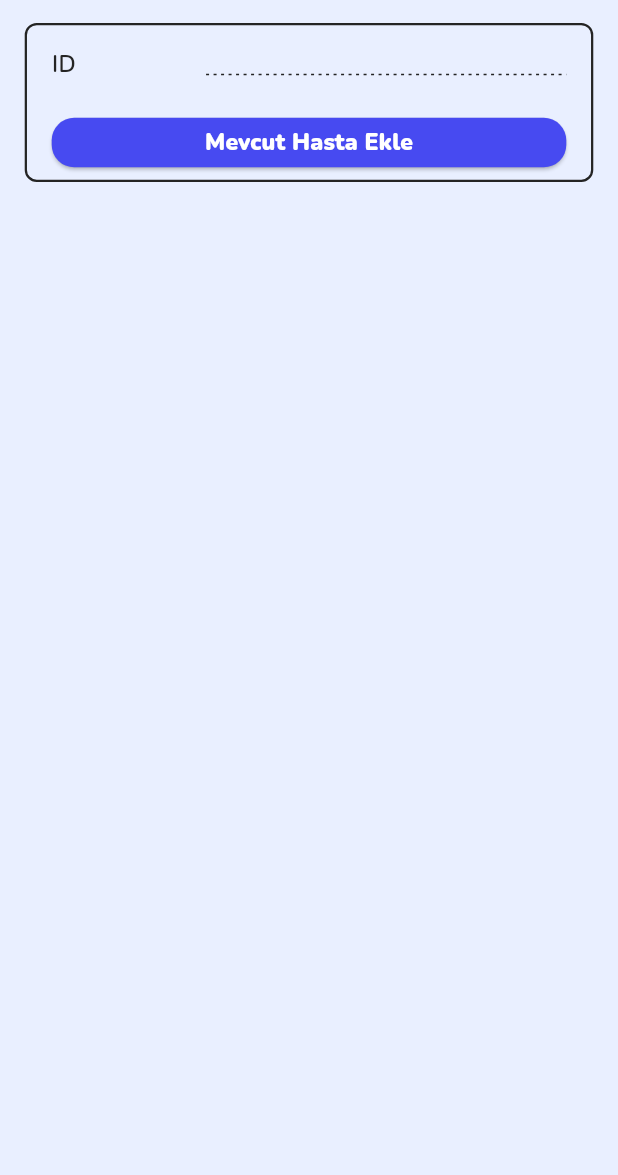
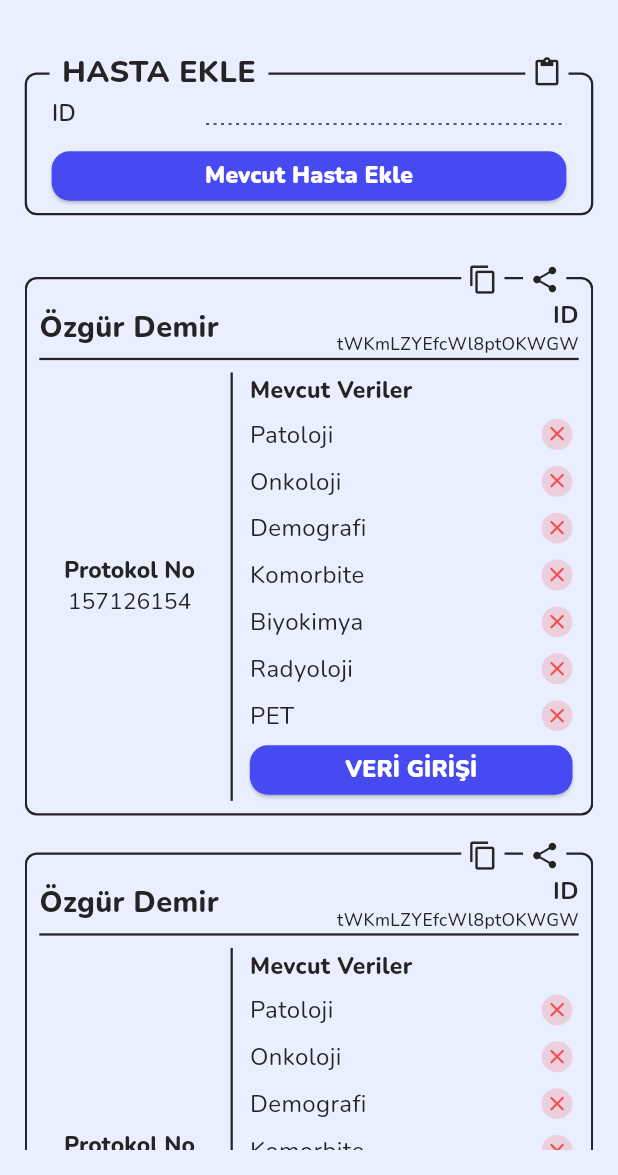
Before and after one commit to kdagdeviren/HIP-Android, a Flutter app: the PatientAllListPage screen opened by its route, on a phone screen of 412 x 824 dp, the part 61-1236 px from its top. Run offline on Flutter 3.47's test engine with Material 3 defaults, Android fonts, the phone set to English and light mode, and no system bars; drawn by our look-alikes of dotted_border; our stand-ins replace cloud_firestore, firebase_auth, firebase_core, logger, responsive_sizer; missing offline and left inert: smart_popup; accounts and stored records are empty.

Commit message:
Patient List Template

```diff
--- a/lib/features/patient/presentation/view/patient_add_page.dart
+++ b/lib/features/patient/presentation/view/patient_add_page.dart
@@ -4,10 +4,10 @@ import 'package:flutter_medical_data_app/core/theme/text_theme.dart';
 import 'package:flutter_medical_data_app/core/theme/theme_color.dart';
 import 'package:flutter_medical_data_app/features/patient/presentation/viewmodel/patient_add_viewmodel.dart';
 import 'package:flutter_medical_data_app/features/patient/presentation/viewmodel/patient_view_model.dart';
-import 'package:flutter_medical_data_app/features/patient/presentation/widgets/information_box.dart';
+import 'package:flutter_medical_data_app/features/patient/presentation/widgets/information_box/information_box.dart';
 import 'package:flutter_medical_data_app/features/patient/presentation/widgets/page_information_box.dart';
 import 'package:flutter_medical_data_app/features/patient/presentation/widgets/patient_app_bar.dart';
-import 'package:flutter_medical_data_app/features/patient/presentation/widgets/text_field_list_tile.dart';
+import 'package:flutter_medical_data_app/features/patient/presentation/widgets/information_box/text_field_list_tile.dart';
 import 'package:flutter_medical_data_app/shared/widgets/main_button.dart';
 import 'package:provider/provider.dart';
 import 'package:responsive_sizer/responsive_sizer.dart';
@@ -46,7 +46,7 @@ class PatientAddPage extends StatelessWidget {
                     children: [
                       InformationBox(
                         title: "HASTA",
-                        showCopy: false,
+                        showCopy: true,
                         textFieldListTiles: [
                           TextFieldListTile(
                             title: "Adı",
--- a/lib/features/patient/presentation/view/patient_all_list_page.dart
+++ b/lib/features/patient/presentation/view/patient_all_list_page.dart
@@ -1,10 +1,9 @@
 import 'package:flutter/material.dart';
 import 'package:flutter_medical_data_app/core/constants/paddings.dart';
 import 'package:flutter_medical_data_app/features/patient/presentation/viewmodel/patient_add_viewmodel.dart';
-import 'package:flutter_medical_data_app/features/patient/presentation/widgets/information_box.dart';
+import 'package:flutter_medical_data_app/features/patient/presentation/widgets/patient_list/page_list_tile/patient_list_tile.dart';
 import 'package:flutter_medical_data_app/features/patient/presentation/widgets/patient_app_bar.dart';
-import 'package:flutter_medical_data_app/features/patient/presentation/widgets/text_field_list_tile.dart';
-import 'package:flutter_medical_data_app/shared/widgets/main_button.dart';
+import 'package:flutter_medical_data_app/features/patient/presentation/widgets/patient_list/patient_add_list.dart';
 import 'package:provider/provider.dart';
 import 'package:responsive_sizer/responsive_sizer.dart';
 
@@ -24,30 +23,28 @@ class PatientAllListPage extends StatelessWidget {
           children: [
             Consumer<PatientAddViewmodel>(
               builder: (context, viewModel, _) {
-                return Column(
-                  children: [
-                    InformationBox(
-                      showCopy: false,
-                      padding: EdgeInsets.only(
-                        top: 1.h,
-                        bottom: 1.h,
-                        left: 4.w,
-                        right: 4.w,
+                return Expanded(
+                  child: Column(
+                    children: [
+                      SizedBox(height: 4.h),
+                      PatientAddList(idController: idController),
+                      SizedBox(height: 3.h),
+                      Expanded(
+                        child: ListView.builder(
+                          padding: EdgeInsets.zero,
+                          itemBuilder: (context, index) {
+                            return Column(
+                              children: [
+                                if (index == 0) SizedBox(height: 2.h),
+                                PatientListTile(),
+                              ],
+                            );
+                          },
+                          itemCount: 2,
+                        ),
                       ),
-                      textFieldListTiles: [
-                        TextFieldListTile(
-                          title: "ID",
-                          controller: idController,
-                        ),
-                      ],
-                      buttonWidget: SecondButton(
-                        buttonText: "Mevcut Hasta Ekle",
-                        onPressed: () {},
-                        height: 4.h,
-                      ),
-                    ),
-                    SizedBox(height: 3.h),
-                  ],
+                    ],
+                  ),
                 );
               },
             ),
--- a/lib/features/patient/presentation/widgets/information_box.dart
+++ b/lib/features/patient/presentation/widgets/information_box/information_box.dart
@@ -2,44 +2,52 @@ import 'package:flutter/material.dart';
 import 'package:flutter_medical_data_app/core/constants/box_decorations.dart';
 import 'package:flutter_medical_data_app/core/theme/text_theme.dart';
 import 'package:flutter_medical_data_app/core/theme/theme_color.dart';
-import 'package:flutter_medical_data_app/features/patient/presentation/widgets/fixed_list_tile.dart';
-import 'package:flutter_medical_data_app/features/patient/presentation/widgets/text_field_list_tile.dart';
+import 'package:flutter_medical_data_app/features/patient/presentation/widgets/information_box/fixed_list_tile.dart';
+import 'package:flutter_medical_data_app/features/patient/presentation/widgets/information_box/text_field_list_tile.dart';
 import 'package:responsive_sizer/responsive_sizer.dart';
 
 class InformationBox extends StatelessWidget {
   const InformationBox({
     super.key,
     this.title,
+    this.showPaste = false,
     required this.showCopy,
     this.padding,
     this.innerPadding,
     this.fixedListTiles,
     this.textFieldListTiles,
     this.buttonWidget,
+    this.customWidget,
   });
 
   final String? title;
   final bool showCopy;
+  final bool showPaste;
   final EdgeInsets? padding;
   final EdgeInsets? innerPadding;
   final List<FixedListTile>? fixedListTiles;
   final List<TextFieldListTile>? textFieldListTiles;
   final Widget? buttonWidget;
+  final Widget? customWidget;
 
   @override
   Widget build(BuildContext context) {
     return Stack(
       clipBehavior: Clip.none,
       children: [
+        if (customWidget != null)
+          customWidget!
+        else
           Container(
             width: double.infinity,
             padding:
-              padding ?? EdgeInsets.symmetric(horizontal: 4.w, vertical: 1.2.h),
+                padding ??
+                EdgeInsets.symmetric(horizontal: 4.w, vertical: 1.2.h),
             decoration: borderDecoration,
             child: Column(
               children: [
-              fixedListTiles != null
-                  ? Column(
+                if (fixedListTiles != null)
+                  Column(
                     children: fixedListTiles!
                         .map(
                           (e) => Padding(
@@ -48,10 +56,9 @@ class InformationBox extends StatelessWidget {
                           ),
                         )
                         .toList(),
-                    )
-                  : SizedBox.shrink(),
-              textFieldListTiles != null
-                  ? Column(
+                  ),
+                if (textFieldListTiles != null)
+                  Column(
                     children: textFieldListTiles!
                         .map(
                           (e) => Padding(
@@ -60,18 +67,18 @@ class InformationBox extends StatelessWidget {
                           ),
                         )
                         .toList(),
-                    )
-                  : SizedBox.shrink(),
-              if (buttonWidget != null) SizedBox(height: 1.5.h),
+                  ),
+                if (buttonWidget != null) SizedBox(height: 0.2.h),
                 buttonWidget ?? SizedBox.shrink(),
               ],
             ),
           ),
         Positioned(
-          top: -1.8.h,
+          top: title != null ? -1.8.h : -1.8.h,
           left: 0,
           right: 0,
-          child: Padding(
+          child: Container(
+            height: 3.6.h,
             padding: EdgeInsets.symmetric(horizontal: 4.w),
             child: Row(
               mainAxisAlignment: MainAxisAlignment.spaceBetween,
@@ -107,15 +114,16 @@ class InformationBox extends StatelessWidget {
                               borderRadius: BorderRadius.circular(3),
                               onTap: () {},
                               child: Icon(
-                                Icons.copy,
+                                !showPaste ? Icons.copy : Icons.paste,
                                 size: 2.5.h,
                                 color: AppColors.text,
                               ),
                             ),
                           ),
                         ),
-                        SizedBox(width: 3.w),
-                        Container(
+                        if (!showPaste) SizedBox(width: 3.w),
+                        !showPaste
+                            ? Container(
                                 padding: EdgeInsets.symmetric(horizontal: 1.w),
                                 color: AppColors.background,
                                 height: 3.6.h,
@@ -131,7 +139,8 @@ class InformationBox extends StatelessWidget {
                                     ),
                                   ),
                                 ),
-                        ),
+                              )
+                            : SizedBox.shrink(),
                       ],
                     ),
                   ),
--- /dev/null
+++ b/lib/features/patient/presentation/widgets/patient_list/page_list_tile/medical_data_tile/Icons/circular_error_icon.dart
@@ -0,0 +1,20 @@
+import 'package:flutter/material.dart';
+import 'package:flutter_medical_data_app/core/theme/theme_color.dart';
+import 'package:responsive_sizer/responsive_sizer.dart';
+
+class CircularErrorIcon extends StatelessWidget {
+  const CircularErrorIcon({super.key});
+
+  @override
+  Widget build(BuildContext context) {
+    return Container(
+      height: 2.5.h,
+      width: 2.5.h,
+      decoration: BoxDecoration(
+        color: AppColors.error.withAlpha(50),
+        borderRadius: BorderRadius.circular(20),
+      ),
+      child: Icon(Icons.close_rounded, size: 2.h, color: AppColors.error),
+    );
+  }
+}
--- /dev/null
+++ b/lib/features/patient/presentation/widgets/patient_list/page_list_tile/medical_data_tile/Icons/circular_icon_enum.dart
@@ -0,0 +1,16 @@
+import 'package:flutter/material.dart';
+import 'circular_error_icon.dart';
+import 'circular_success_icon.dart';
+
+enum CircularIconEnum { error, success }
+
+extension CircularIconEnumExtension on CircularIconEnum {
+  Widget get widget {
+    switch (this) {
+      case CircularIconEnum.error:
+        return const CircularErrorIcon();
+      case CircularIconEnum.success:
+        return const CircularSuccessIcon();
+    }
+  }
+}
--- /dev/null
+++ b/lib/features/patient/presentation/widgets/patient_list/page_list_tile/medical_data_tile/Icons/circular_success_icon.dart
@@ -0,0 +1,20 @@
+import 'package:flutter/material.dart';
+import 'package:flutter_medical_data_app/core/theme/theme_color.dart';
+import 'package:responsive_sizer/responsive_sizer.dart';
+
+class CircularSuccessIcon extends StatelessWidget {
+  const CircularSuccessIcon({super.key});
+
+  @override
+  Widget build(BuildContext context) {
+    return Container(
+      height: 2.5.h,
+      width: 2.5.h,
+      decoration: BoxDecoration(
+        color: AppColors.success.withAlpha(50),
+        borderRadius: BorderRadius.circular(20),
+      ),
+      child: Icon(Icons.check_rounded, size: 2.h, color: AppColors.success),
+    );
+  }
+}
--- /dev/null
+++ b/lib/features/patient/presentation/widgets/patient_list/page_list_tile/medical_data_tile/medical_data_tile.dart
@@ -0,0 +1,25 @@
+import 'package:flutter/material.dart';
+import 'package:flutter_medical_data_app/core/theme/text_theme.dart';
+import 'package:flutter_medical_data_app/features/patient/presentation/widgets/patient_list/page_list_tile/medical_data_tile/Icons/circular_icon_enum.dart';
+
+class MedicalDataTile extends StatelessWidget {
+  const MedicalDataTile({super.key, required this.title, required this.icon});
+
+  final String title;
+  final Widget icon;
+
+  @override
+  Widget build(BuildContext context) {
+    return Row(
+      mainAxisAlignment: MainAxisAlignment.spaceBetween,
+      children: [
+        Text(
+          title,
+          textAlign: TextAlign.left,
+          style: AppTextStyles.nunitoRegular20,
+        ),
+        CircularIconEnum.error.widget,
+      ],
+    );
+  }
+}
--- /dev/null
+++ b/lib/features/patient/presentation/widgets/patient_list/page_list_tile/patient_list_tile.dart
@@ -0,0 +1,63 @@
+import 'package:flutter/material.dart';
+import 'package:flutter_medical_data_app/core/constants/box_decorations.dart';
+import 'package:flutter_medical_data_app/core/theme/theme_color.dart';
+import 'package:flutter_medical_data_app/features/patient/presentation/widgets/information_box/information_box.dart';
+import 'package:flutter_medical_data_app/features/patient/presentation/widgets/patient_list/page_list_tile/patient_list_tile_top.dart';
+import 'package:flutter_medical_data_app/features/patient/presentation/widgets/patient_list/page_list_tile/patient_medical_data.dart';
+import 'package:flutter_medical_data_app/features/patient/presentation/widgets/patient_list/page_list_tile/protocol_widget.dart';
+import 'package:responsive_sizer/responsive_sizer.dart';
+
+class PatientListTile extends StatelessWidget {
+  const PatientListTile({super.key});
+
+  @override
+  Widget build(BuildContext context) {
+    return Column(
+      children: [
+        Container(
+          decoration: borderDecoration,
+          child: Column(
+            children: [
+              InformationBox(
+                showCopy: true,
+                customWidget: Padding(
+                  padding: EdgeInsets.only(
+                    top: 1.5.h,
+                    bottom: 1.h,
+                    left: 2.w,
+                    right: 2.w,
+                  ),
+                  child: Column(
+                    children: [
+                      //Patient information for name, surname and ID
+                      PatientListTileTop(),
+                      Container(height: 1.5, color: AppColors.text),
+                      SizedBox(height: 1.h),
+                      IntrinsicHeight(
+                        child: Row(
+                          crossAxisAlignment: CrossAxisAlignment.center,
+                          children: [
+                            //Information for protocol number
+                            Expanded(flex: 35, child: ProtocolWidget()),
+                            //Divider
+                            VerticalDivider(
+                              thickness: 1.5,
+                              color: AppColors.text,
+                            ),
+                            //Information for medical data, pathology, radiology, etc.
+                            Expanded(flex: 65, child: PatientMedicalData()),
+                          ],
+                        ),
+                      ),
+                    ],
+                  ),
+                ),
+              ),
+            ],
+          ),
+        ),
+        SizedBox(height: 3.h),
+      ],
+    );
+  }
+}
--- /dev/null
+++ b/lib/features/patient/presentation/widgets/patient_list/page_list_tile/patient_list_tile_top.dart
@@ -0,0 +1,39 @@
+import 'package:flutter/material.dart';
+import 'package:flutter_medical_data_app/core/theme/text_theme.dart';
+import 'package:responsive_sizer/responsive_sizer.dart';
+
+class PatientListTileTop extends StatelessWidget {
+  const PatientListTileTop({super.key});
+
+  @override
+  Widget build(BuildContext context) {
+    return Row(
+      mainAxisAlignment: MainAxisAlignment.spaceBetween,
+      children: [
+        Text(
+          "Özgür Demir",
+          style: AppTextStyles.nunitoBold25.copyWith(
+            fontSize: 18.sp,
+            fontWeight: FontWeight.w800,
+          ),
+        ),
+        Column(
+          mainAxisAlignment: MainAxisAlignment.center,
+          crossAxisAlignment: CrossAxisAlignment.end,
+          children: [
+            Text(
+              textAlign: TextAlign.end,
+              "ID",
+              style: AppTextStyles.nunitoBold20,
+            ),
+            Text(
+              textAlign: TextAlign.right,
+              "tWKmLZYEfcWl8ptOKWGW",
+              style: AppTextStyles.nunitoMedium20.copyWith(fontSize: 14.sp),
+            ),
+          ],
+        ),
+      ],
+    );
+  }
+}
--- /dev/null
+++ b/lib/features/patient/presentation/widgets/patient_list/page_list_tile/patient_medical_data.dart
@@ -0,0 +1,73 @@
+import 'package:flutter/material.dart';
+import 'package:flutter_medical_data_app/core/theme/text_theme.dart';
+import 'package:flutter_medical_data_app/core/theme/theme_color.dart';
+import 'package:flutter_medical_data_app/features/patient/presentation/widgets/patient_list/page_list_tile/medical_data_tile/Icons/circular_icon_enum.dart';
+import 'package:flutter_medical_data_app/features/patient/presentation/widgets/patient_list/page_list_tile/medical_data_tile/medical_data_tile.dart';
+import 'package:flutter_medical_data_app/shared/widgets/main_button.dart';
+import 'package:responsive_sizer/responsive_sizer.dart';
+
+class PatientMedicalData extends StatelessWidget {
+  const PatientMedicalData({super.key});
+
+  @override
+  Widget build(BuildContext context) {
+    double spaceHeight = 1.h;
+    return Padding(
+      padding: EdgeInsets.all(1.w),
+      child: Column(
+        crossAxisAlignment: CrossAxisAlignment.start,
+        mainAxisAlignment: MainAxisAlignment.start,
+        children: [
+          Text(
+            "Mevcut Veriler",
+            textAlign: TextAlign.left,
+            style: AppTextStyles.nunitoBold25.copyWith(
+              fontSize: 16.sp,
+              height: 1,
+              fontWeight: FontWeight.w800,
+              color: AppColors.text,
+            ),
+          ),
+          SizedBox(height: 1.3.h),
+          MedicalDataTile(
+            title: "Patoloji",
+            icon: CircularIconEnum.error.widget,
+          ),
+          SizedBox(height: spaceHeight),
+          MedicalDataTile(
+            title: "Onkoloji",
+            icon: CircularIconEnum.error.widget,
+          ),
+          SizedBox(height: spaceHeight),
+          MedicalDataTile(
+            title: "Demografi",
+            icon: CircularIconEnum.error.widget,
+          ),
+          SizedBox(height: spaceHeight),
+          MedicalDataTile(
+            title: "Komorbite",
+            icon: CircularIconEnum.error.widget,
+          ),
+          SizedBox(height: spaceHeight),
+          MedicalDataTile(
+            title: "Biyokimya",
+            icon: CircularIconEnum.error.widget,
+          ),
+          SizedBox(height: spaceHeight),
+          MedicalDataTile(
+            title: "Radyoloji",
+            icon: CircularIconEnum.error.widget,
+          ),
+          SizedBox(height: spaceHeight),
+          MedicalDataTile(title: "PET", icon: CircularIconEnum.error.widget),
+          SizedBox(height: spaceHeight),
+          SecondButton(
+            buttonText: "VERİ GİRİŞİ",
+            onPressed: () {},
+            height: 4.h,
+          ),
+        ],
+      ),
+    );
+  }
+}
--- /dev/null
+++ b/lib/features/patient/presentation/widgets/patient_list/page_list_tile/protocol_widget.dart
@@ -0,0 +1,32 @@
+import 'package:flutter/material.dart';
+import 'package:flutter_medical_data_app/core/theme/text_theme.dart';
+import 'package:flutter_medical_data_app/core/theme/theme_color.dart';
+import 'package:responsive_sizer/responsive_sizer.dart';
+
+class ProtocolWidget extends StatelessWidget {
+  const ProtocolWidget({super.key});
+
+  @override
+  Widget build(BuildContext context) {
+    return RichText(
+      textAlign: TextAlign.center,
+      text: TextSpan(
+        text: "Protokol No\n",
+        style: AppTextStyles.nunitoBold25.copyWith(
+          fontSize: 16.sp,
+          fontWeight: FontWeight.w800,
+          color: AppColors.text,
+        ),
+        children: [
+          TextSpan(
+            text: "157126154",
+            style: AppTextStyles.nunitoBold20.copyWith(
+              fontSize: 16.sp,
+              fontWeight: FontWeight.w400,
+            ),
+          ),
+        ],
+      ),
+    );
+  }
+}
--- /dev/null
+++ b/lib/features/patient/presentation/widgets/patient_list/patient_add_list.dart
@@ -0,0 +1,29 @@
+import 'package:flutter/material.dart';
+import 'package:flutter_medical_data_app/features/patient/presentation/widgets/information_box/information_box.dart';
+import 'package:flutter_medical_data_app/features/patient/presentation/widgets/information_box/text_field_list_tile.dart';
+import 'package:flutter_medical_data_app/shared/widgets/main_button.dart';
+import 'package:responsive_sizer/responsive_sizer.dart';
+
+class PatientAddList extends StatelessWidget {
+  const PatientAddList({super.key, required this.idController});
+
+  final TextEditingController idController;
+
+  @override
+  Widget build(BuildContext context) {
+    return InformationBox(
+      showCopy: true,
+      showPaste: true,
+      title: "HASTA EKLE",
+      padding: EdgeInsets.only(top: 1.h, bottom: 1.h, left: 4.w, right: 4.w),
+      textFieldListTiles: [
+        TextFieldListTile(title: "ID", controller: idController),
+      ],
+      buttonWidget: SecondButton(
+        buttonText: "Mevcut Hasta Ekle",
+        onPressed: () {},
+        height: 4.h,
+      ),
+    );
+  }
+}
--- a/lib/shared/widgets/main_button.dart
+++ b/lib/shared/widgets/main_button.dart
@@ -63,7 +63,7 @@ class SecondButton extends StatelessWidget {
           backgroundColor: AppColors.secondButtonColor,
           minimumSize: Size(double.infinity, 6.h),
           shape: RoundedRectangleBorder(
-            borderRadius: BorderRadius.circular(15),
+            borderRadius: BorderRadius.circular(12),
           ),
         ),
         onPressed: () {
```
Also changed, not shown: lib/features/patient/presentation/widgets/information_box/fixed_list_tile.dart (renamed from lib/features/patient/presentation/widgets/fixed_list_tile.dart), lib/features/patient/presentation/widgets/information_box/text_field_list_tile.dart (renamed from lib/features/patient/presentation/widgets/text_field_list_tile.dart). Lines whose indentation alone changed are shown as unchanged.
